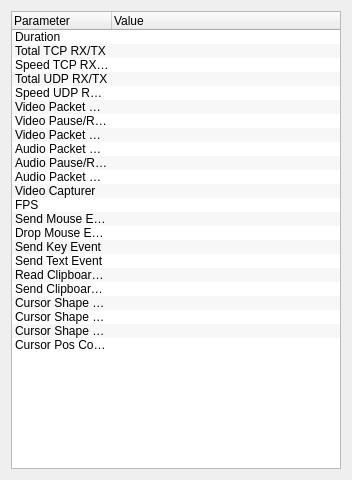
This is source/client/ui/desktop/statistics_dialog.ui in dchapyshev/aspia as Qt 5 draws it before an edit. The edited form follows.
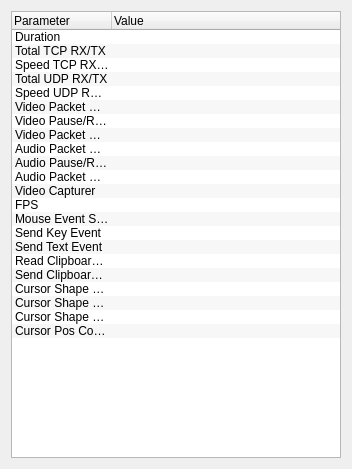
This is the edited form.

```diff
--- a/source/client/ui/desktop/statistics_dialog.ui
+++ b/source/client/ui/desktop/statistics_dialog.ui
@@ -7,7 +7,7 @@
     <x>0</x>
     <y>0</y>
     <width>352</width>
-    <height>480</height>
+    <height>469</height>
    </rect>
   </property>
   <property name="windowTitle">
@@ -111,12 +111,7 @@
      </item>
      <item>
       <property name="text">
-       <string notr="true">Send Mouse Event</string>
-      </property>
-     </item>
-     <item>
-      <property name="text">
-       <string notr="true">Drop Mouse Event</string>
+       <string notr="true">Mouse Event Send/Drop</string>
       </property>
      </item>
      <item>
```
